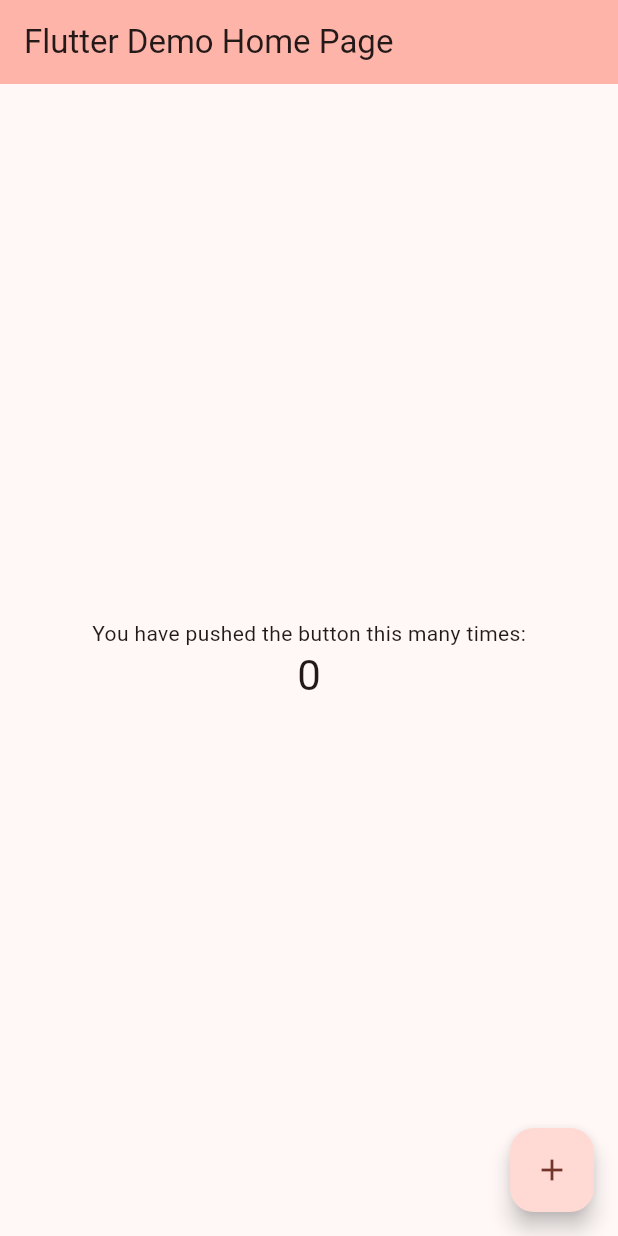
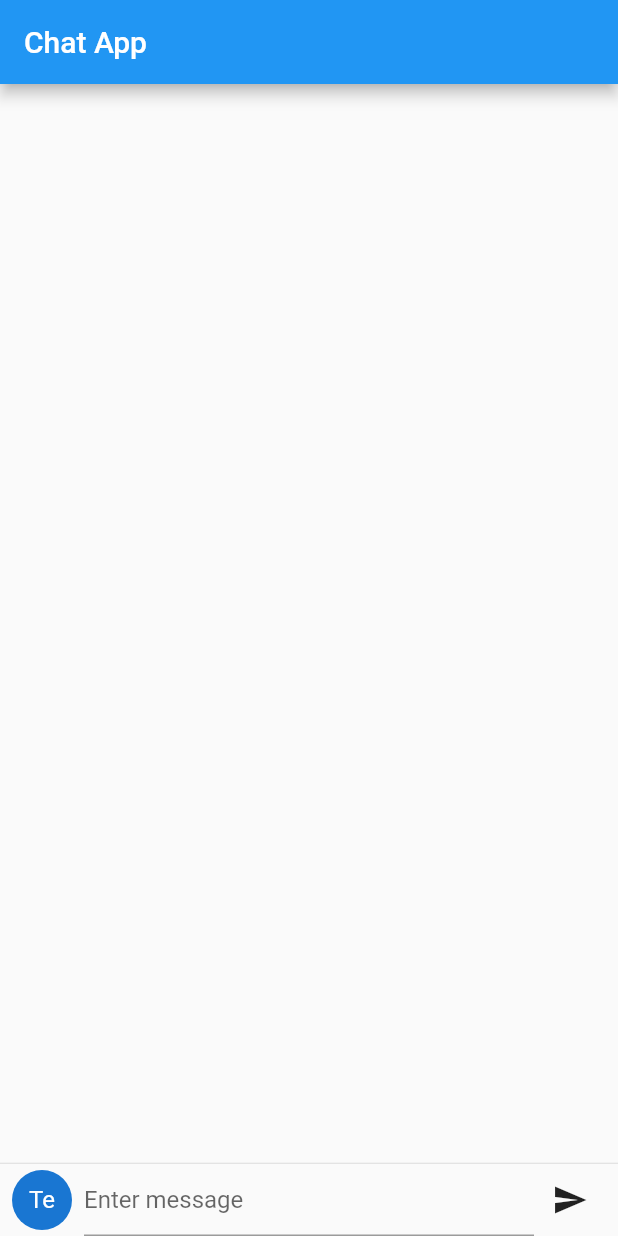
Before and after one commit to BenignPhantasm/dreameru_flutter, a Flutter app: the screen it shows after launch, on a phone screen of 412 x 824 dp. Run offline on Flutter 3.47's test engine with Material 2 defaults, Android fonts, the light colour scheme and no system bars.

Commit message:
something is working

```diff
--- a/lib/main.dart
+++ b/lib/main.dart
@@ -1,125 +1,107 @@
 import 'package:flutter/material.dart';
+import 'package:flutter/services.dart';
 
 void main() {
-  runApp(const MyApp());
+  runApp(const MyChatApp());
 }
 
-class MyApp extends StatelessWidget {
-  const MyApp({super.key});
+class MyChatApp extends StatelessWidget {
+  const MyChatApp({super.key});
 
-  // This widget is the root of your application.
   @override
   Widget build(BuildContext context) {
     return MaterialApp(
-      title: 'Flutter Demo',
-      theme: ThemeData(
-        // This is the theme of your application.
-        //
-        // TRY THIS: Try running your application with "flutter run". You'll see
-        // the application has a blue toolbar. Then, without quitting the app,
-        // try changing the seedColor in the colorScheme below to Colors.green
-        // and then invoke "hot reload" (save your changes or press the "hot
-        // reload" button in a Flutter-supported IDE, or press "r" if you used
-        // the command line to start the app).
-        //
-        // Notice that the counter didn't reset back to zero; the application
-        // state is not lost during the reload. To reset the state, use hot
-        // restart instead.
-        //
-        // This works for code too, not just values: Most code changes can be
-        // tested with just a hot reload.
-        colorScheme: ColorScheme.fromSeed(seedColor: Colors.red),
-        useMaterial3: true,
-      ),
-      home: const MyHomePage(title: 'Flutter Demo Home Page'),
+      home: ChatScreen(key: GlobalKey()),
     );
   }
 }
 
-class MyHomePage extends StatefulWidget {
-  const MyHomePage({super.key, required this.title});
-
-  // This widget is the home page of your application. It is stateful, meaning
-  // that it has a State object (defined below) that contains fields that affect
-  // how it looks.
-
-  // This class is the configuration for the state. It holds the values (in this
-  // case the title) provided by the parent (in this case the App widget) and
-  // used by the build method of the State. Fields in a Widget subclass are
-  // always marked "final".
-
-  final String title;
-
+class ChatScreen extends StatefulWidget {
+  const ChatScreen({Key? key}) : super(key: key);
   @override
-  State<MyHomePage> createState() => _MyHomePageState();
+  State createState() => ChatScreenState();
 }
 
-class _MyHomePageState extends State<MyHomePage> {
-  int _counter = 0;
+class ChatScreenState extends State<ChatScreen> {
+  final List<String> _messages = [];
+  final TextEditingController _textController = TextEditingController();
+  final FocusNode _focusNode = FocusNode();
+  var re = RegExp(r"\s*\n\s*");
 
-  void _incrementCounter() {
+  void _handleSubmitted(String text) {
+    if (text.isNotEmpty) {
+      _textController.clear();
       setState(() {
-      // This call to setState tells the Flutter framework that something has
-      // changed in this State, which causes it to rerun the build method below
-      // so that the display can reflect the updated values. If we changed
-      // _counter without calling setState(), then the build method would not be
-      // called again, and so nothing would appear to happen.
-      _counter++;
+        _messages.add(text);
       });
+    }
+  }
+
+  bool _isShiftPressed(RawKeyEvent event) {
+    return event.isShiftPressed;
+  }
+
+  void _handleKeyEvent(RawKeyEvent event) {
+    if (event is RawKeyDownEvent) {
+      if (event.logicalKey == LogicalKeyboardKey.enter) {
+        if (!_isShiftPressed(event)) {
+          _handleSubmitted(_textController.text);
+        }
+      }
+    }
+  }
+
+  void _removeExtraNewLine(String value) {
+    if(re.hasMatch(value)){
+      _textController.clear();
+    }
   }
 
   @override
   Widget build(BuildContext context) {
-    // This method is rerun every time setState is called, for instance as done
-    // by the _incrementCounter method above.
-    //
-    // The Flutter framework has been optimized to make rerunning build methods
-    // fast, so that you can just rebuild anything that needs updating rather
-    // than having to individually change instances of widgets.
     return Scaffold(
-      appBar: AppBar(
-        // TRY THIS: Try changing the color here to a specific color (to
-        // Colors.amber, perhaps?) and trigger a hot reload to see the AppBar
-        // change color while the other colors stay the same.
-        backgroundColor: Theme.of(context).colorScheme.inversePrimary,
-        // Here we take the value from the MyHomePage object that was created by
-        // the App.build method, and use it to set our appbar title.
-        title: Text(widget.title),
+      appBar: AppBar(title: const Text("Chat App")),
+      body: Column(
+        children: [
+          Expanded(
+            child: ListView.builder(
+              padding: const EdgeInsets.all(8.0),
+              reverse: false,
+              itemBuilder: (_, index) => ListTile(
+                title: Text(_messages[index]),
               ),
-      body: Center(
-        // Center is a layout widget. It takes a single child and positions it
-        // in the middle of the parent.
-        child: Column(
-          // Column is also a layout widget. It takes a list of children and
-          // arranges them vertically. By default, it sizes itself to fit its
-          // children horizontally, and tries to be as tall as its parent.
-          //
-          // Column has various properties to control how it sizes itself and
-          // how it positions its children. Here we use mainAxisAlignment to
-          // center the children vertically; the main axis here is the vertical
-          // axis because Columns are vertical (the cross axis would be
-          // horizontal).
-          //
-          // TRY THIS: Invoke "debug painting" (choose the "Toggle Debug Paint"
-          // action in the IDE, or press "p" in the console), to see the
-          // wireframe for each widget.
-          mainAxisAlignment: MainAxisAlignment.center,
-          children: <Widget>[
-            const Text(
-              'You have pushed the button this many times:',
+              itemCount: _messages.length,
             ),
-            Text(
-              '$_counter',
-              style: Theme.of(context).textTheme.headlineMedium,
+          ),
+          const Divider(height: 1.0),
+          Padding(
+            padding: const EdgeInsets.symmetric(horizontal: 8.0),
+            child: Row(
+              children: [
+                const CircleAvatar(child: Text("Te")),
+                const SizedBox(width: 8),
+                Expanded(
+                  child: RawKeyboardListener(
+                    focusNode: _focusNode,
+                    onKey: _handleKeyEvent,
+                    child: TextField(
+                      controller: _textController,
+                      decoration: const InputDecoration(hintText: "Enter message"),
+                      onSubmitted: (value) => _handleSubmitted(value),
+                      maxLines: null,
+                      onChanged: _removeExtraNewLine,
+                    ),
+                  )
+                ),
+                IconButton(
+                  icon: const Icon(Icons.send),
+                  onPressed: () => _handleSubmitted(_textController.text),
                 ),
               ],
             ),
           ),
-      floatingActionButton: FloatingActionButton(
-        onPressed: _incrementCounter,
-        tooltip: 'Increment',
-        child: const Icon(Icons.add),
-      ), // This trailing comma makes auto-formatting nicer for build methods.
+        ],
+      ),
     );
   }
 }
```
Lines whose indentation alone changed are shown as unchanged.
